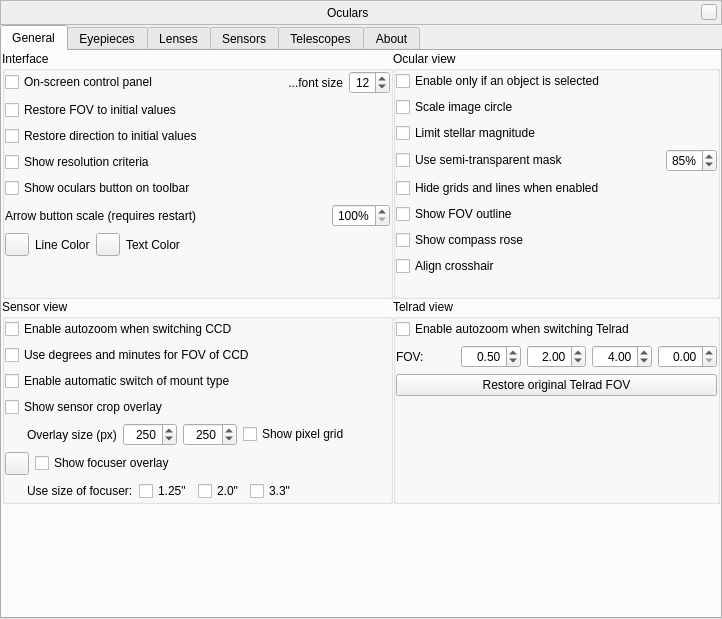
519984307/stellarium_src, file plugins/Oculars/src/gui/ocularDialog.ui: the form before one commit.
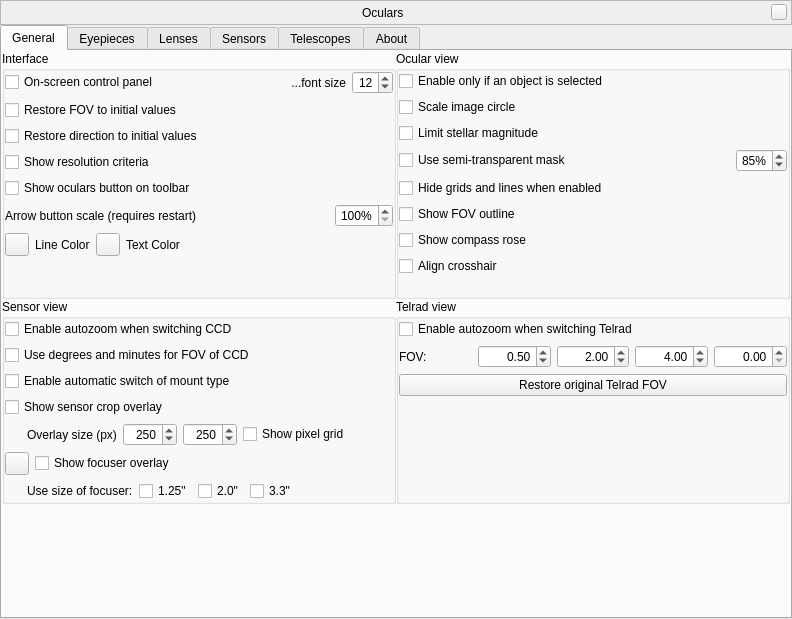
The form after the commit. Icons and pictures are not drawn. Custom widgets are drawn as their Qt base class.

Patch:
```diff
--- a/plugins/Oculars/src/gui/ocularDialog.ui
+++ b/plugins/Oculars/src/gui/ocularDialog.ui
@@ -6,7 +6,7 @@
    <rect>
     <x>0</x>
     <y>0</y>
-    <width>722</width>
+    <width>792</width>
     <height>619</height>
    </rect>
   </property>
@@ -841,7 +841,7 @@
                 <widget class="QDoubleSpinBox" name="doubleSpinBoxTelradFOV1">
                  <property name="maximumSize">
                   <size>
-                   <width>75</width>
+                   <width>80</width>
                    <height>16777215</height>
                   </size>
                  </property>
@@ -875,7 +875,7 @@
                  </property>
                  <property name="maximumSize">
                   <size>
-                   <width>75</width>
+                   <width>80</width>
                    <height>16777215</height>
                   </size>
                  </property>
@@ -909,7 +909,7 @@
                  </property>
                  <property name="maximumSize">
                   <size>
-                   <width>75</width>
+                   <width>80</width>
                    <height>16777215</height>
                   </size>
                  </property>
@@ -943,7 +943,7 @@
                  </property>
                  <property name="maximumSize">
                   <size>
-                   <width>75</width>
+                   <width>80</width>
                    <height>16777215</height>
                   </size>
                  </property>
```
Left out of the diff: 8 changed lines with no effect on the pictures.
